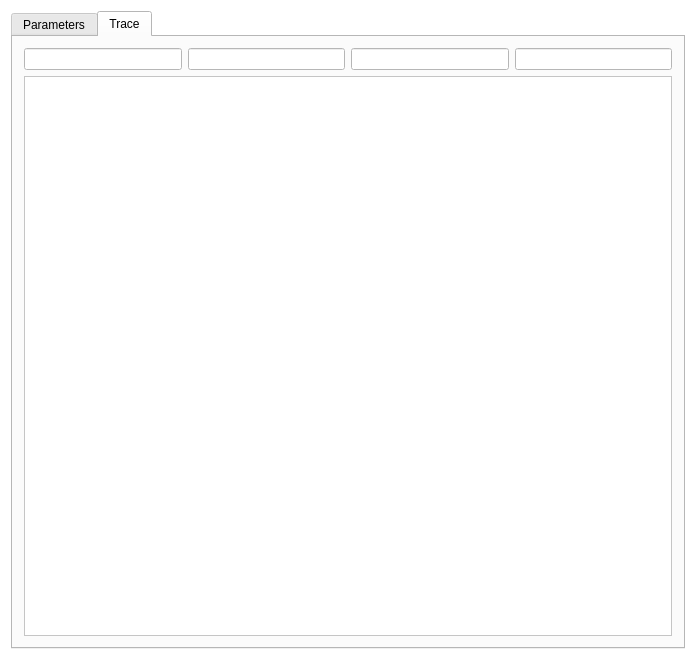
This is src/qtapp/mainwindow.ui in PAMDeveloper/Ecomeristem_2 as Qt 5 draws it before an edit. The edited form follows.
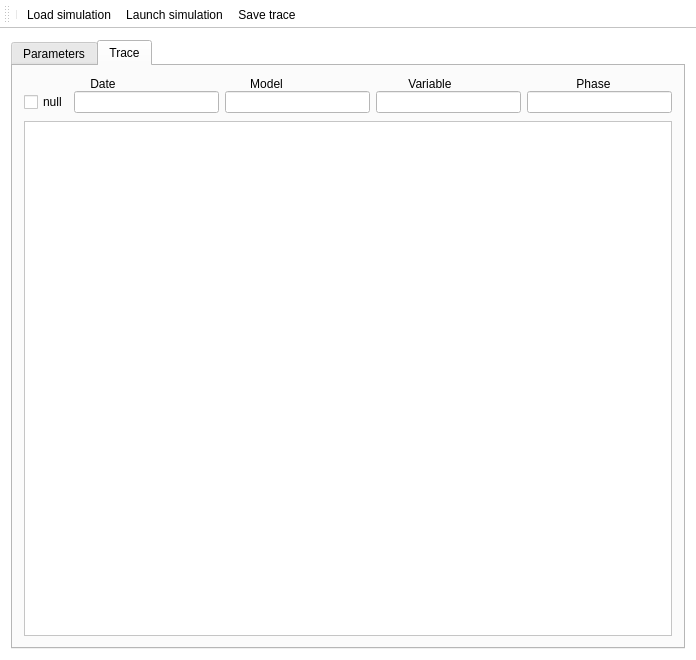
This is the edited form.

Commit message: Trace and view update

Diff of the .ui file:
```diff
--- a/src/qtapp/mainwindow.ui
+++ b/src/qtapp/mainwindow.ui
@@ -110,8 +110,65 @@
        <layout class="QHBoxLayout" name="horizontalLayout_4">
         <item>
          <layout class="QVBoxLayout" name="verticalLayout_2">
+          <property name="spacing">
+           <number>0</number>
+          </property>
+          <item>
+           <layout class="QHBoxLayout" name="horizontalLayout">
+            <item>
+             <widget class="QLabel" name="label">
+              <property name="text">
+               <string>Date</string>
+              </property>
+              <property name="alignment">
+               <set>Qt::AlignCenter</set>
+              </property>
+             </widget>
+            </item>
+            <item>
+             <widget class="QLabel" name="label_4">
+              <property name="text">
+               <string>Model</string>
+              </property>
+              <property name="alignment">
+               <set>Qt::AlignCenter</set>
+              </property>
+             </widget>
+            </item>
+            <item>
+             <widget class="QLabel" name="label_2">
+              <property name="text">
+               <string>Variable</string>
+              </property>
+              <property name="alignment">
+               <set>Qt::AlignCenter</set>
+              </property>
+             </widget>
+            </item>
+            <item>
+             <widget class="QLabel" name="label_3">
+              <property name="text">
+               <string>Phase</string>
+              </property>
+              <property name="alignment">
+               <set>Qt::AlignCenter</set>
+              </property>
+             </widget>
+            </item>
+           </layout>
+          </item>
           <item>
            <layout class="QHBoxLayout" name="horizontalLayout_3">
+            <property name="bottomMargin">
+             <number>8</number>
+            </property>
+            <item>
+             <widget class="QCheckBox" name="checkBox">
+              <property name="text">
+               <string>null</string>
+              </property>
+             </widget>
+            </item>
             <item>
              <widget class="QLineEdit" name="lineEdit">
               <property name="inputMask">
@@ -131,7 +188,14 @@
            </layout>
           </item>
           <item>
-           <widget class="QTableView" name="tableView"/>
+           <widget class="QTableView" name="tableView">
+            <property name="autoScroll">
+             <bool>false</bool>
+            </property>
+            <property name="alternatingRowColors">
+             <bool>true</bool>
+            </property>
+           </widget>
           </item>
          </layout>
         </item>
@@ -141,6 +205,36 @@
     </item>
    </layout>
   </widget>
+  <widget class="QToolBar" name="toolBar">
+   <property name="windowTitle">
+    <string>toolBar</string>
+   </property>
+   <attribute name="toolBarArea">
+    <enum>TopToolBarArea</enum>
+   </attribute>
+   <attribute name="toolBarBreak">
+    <bool>false</bool>
+   </attribute>
+   <addaction name="separator"/>
+   <addaction name="actionLoad_simulation"/>
+   <addaction name="actionLaunch_simulation"/>
+   <addaction name="actionSave_trace"/>
+  </widget>
+  <action name="actionLaunch_simulation">
+   <property name="text">
+    <string>Launch simulation</string>
+   </property>
+  </action>
+  <action name="actionLoad_simulation">
+   <property name="text">
+    <string>Load simulation</string>
+   </property>
+  </action>
+  <action name="actionSave_trace">
+   <property name="text">
+    <string>Save trace</string>
+   </property>
+  </action>
  </widget>
  <layoutdefault spacing="6" margin="11"/>
  <resources/>
```
Left out of the diff: 9 changed lines with no effect on the pictures. The commit also changes 10 other files.
